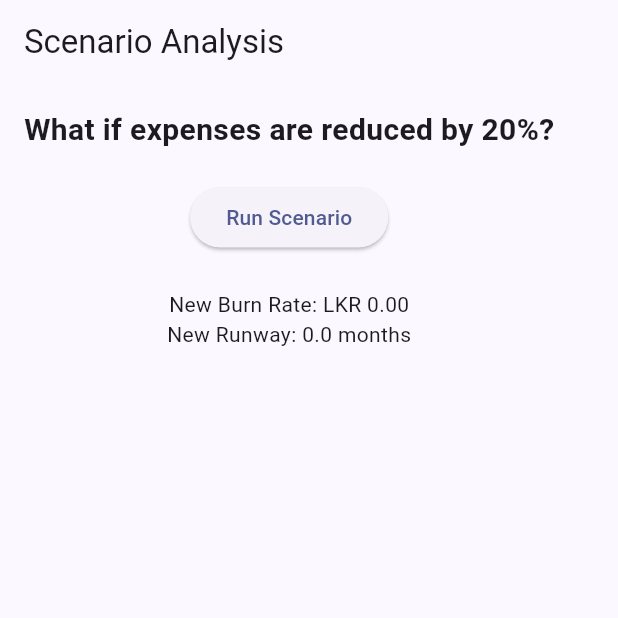
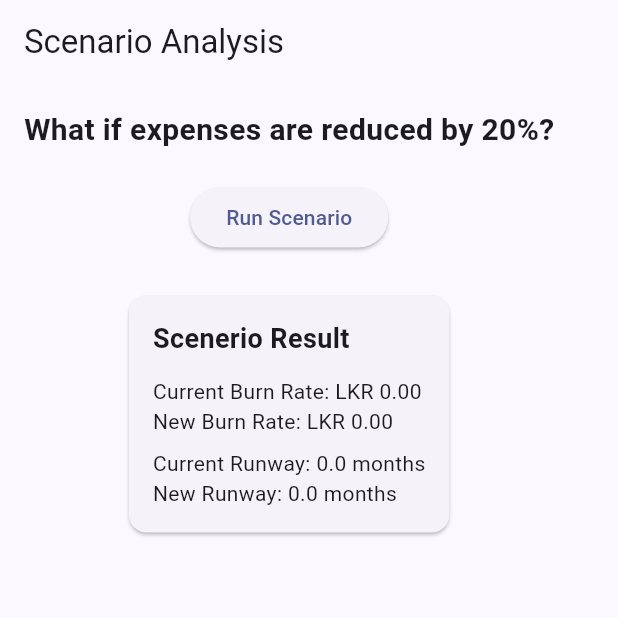
Before and after one commit to Cyber-ANGEL07/startup_financial_analyzer, a Flutter app: the ScenarioAnalysisScreen screen opened directly, on a phone screen of 412 x 824 dp, the top half of it. Run offline on Flutter 3.47's test engine with Material 3 defaults, Android fonts, the phone set to English and light mode, and no system bars; our stand-ins replace fl_chart.

```diff
--- a/lib/screens/scenerio_analysis_screen.dart
+++ b/lib/screens/scenerio_analysis_screen.dart
@@ -57,8 +57,37 @@ class _ScenarioAnalysisScreenState extends State<ScenarioAnalysisScreen> {
               child: const Text('Run Scenario'),
             ),
             const SizedBox(height: 24),
-            Text('New Burn Rate: LKR ${newBurnRate.toStringAsFixed(2)}'),
-            Text('New Runway: ${newRunway.toStringAsFixed(1)} months'),
+            Card(
+              child: Padding(padding: const EdgeInsets.all(16),
+              child: Column(
+                crossAxisAlignment: CrossAxisAlignment.start,
+                children: [
+                  const Text(
+                    'Scenerio Result',
+                    style: TextStyle(
+                      fontSize: 18,
+                      fontWeight: FontWeight.bold,
+                    ),
+                  ),
+
+                  const SizedBox(height: 12),
+                  Text(
+                    'Current Burn Rate: LKR ${FinancialData.burnRate.toStringAsFixed(2)}',
+                  ),
+                  Text(
+                    'New Burn Rate: LKR ${newBurnRate.toStringAsFixed(2)}'
+                  ),
+                  const SizedBox(height: 8),
+                  Text(
+                    'Current Runway: ${FinancialData.cashRunway.toStringAsFixed(1)} months',
+                  ),
+                  Text(
+                    'New Runway: ${newRunway.toStringAsFixed(1)} months',
+                  ),
+                ],
+              ),
+              ),
+            )
           ],
         ),
       ),
--- a/pubspec.yaml
+++ b/pubspec.yaml
@@ -35,6 +35,7 @@ dependencies:
   # Use with the CupertinoIcons class for iOS style icons.
   cupertino_icons: ^1.0.8
   fl_chart: ^1.2.0
+  hive_flutter: ^1.1.0
 
 dev_dependencies:
   flutter_test:
```
Also changed, not shown: pubspec.lock, 2 other files.
